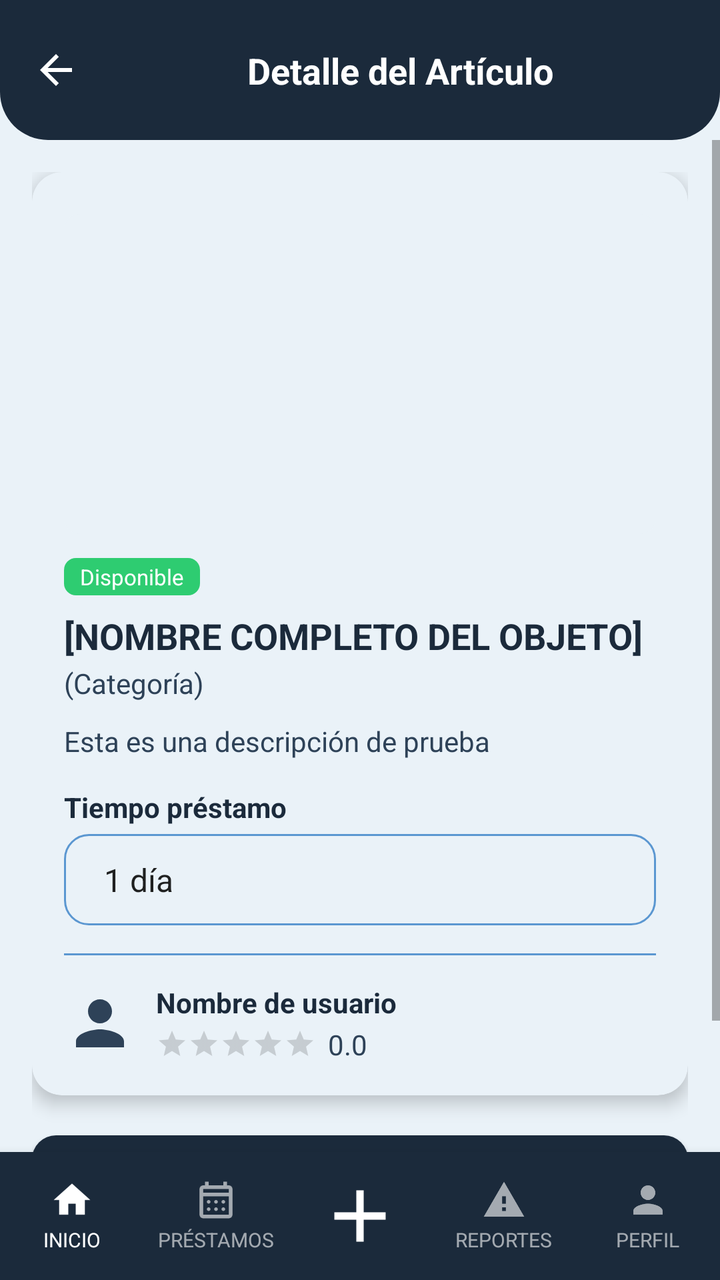
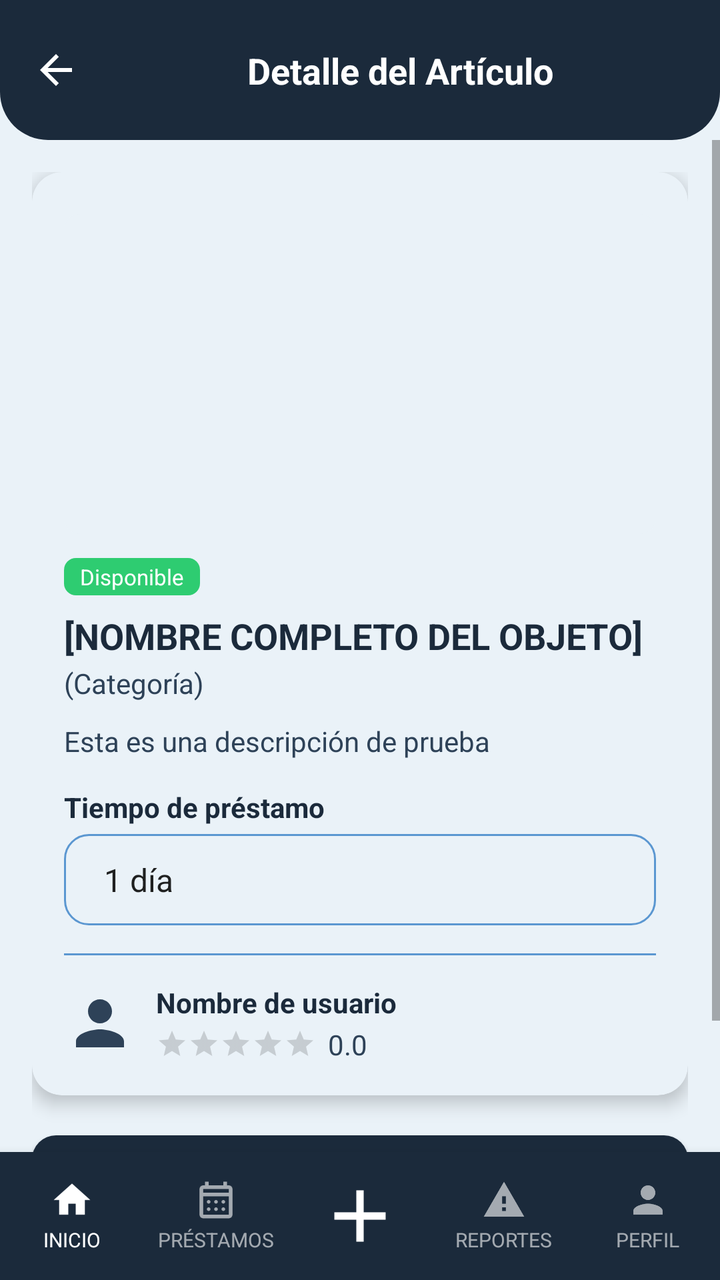

Two renders of the same Android screen: before a commit and after it. Below are the layout's source before the change and the commit's diff.
<!-- AndroidManifest.xml: application theme Theme.YipShare -->
<!-- res/layout/activity_detalle_articulo.xml -->
<?xml version="1.0" encoding="utf-8"?>
<androidx.constraintlayout.widget.ConstraintLayout
    xmlns:android="http://schemas.android.com/apk/res/android"
    xmlns:app="http://schemas.android.com/apk/res-auto"
    xmlns:tools="http://schemas.android.com/tools"
    android:id="@+id/main"
    android:layout_width="match_parent"
    android:layout_height="match_parent"
    android:background="@color/fondo_pantalla">

    <View
        android:id="@+id/bg_header"
        android:layout_width="0dp"
        android:layout_height="0dp"
        android:background="@drawable/bg_header"
        app:layout_constraintTop_toTopOf="parent"
        app:layout_constraintStart_toStartOf="parent"
        app:layout_constraintEnd_toEndOf="parent"
        app:layout_constraintBottom_toBottomOf="@id/guideline_header"/>

    <androidx.constraintlayout.widget.Guideline
        android:id="@+id/guideline_header"
        android:layout_width="wrap_content"
        android:layout_height="wrap_content"
        android:orientation="horizontal"
        app:layout_constraintGuide_begin="70dp" />

    <ImageView
        android:id="@+id/btn_regresar"
        android:layout_width="24dp"
        android:layout_height="24dp"
        android:src="@drawable/ic_arrow_back"
        app:tint="@android:color/white"
        android:contentDescription="@string/btnRegresar"
        android:clickable="true"
        android:focusable="true"
        android:background="?attr/selectableItemBackgroundBorderless"
        android:layout_marginStart="16dp"
        app:layout_constraintTop_toTopOf="@id/bg_header"
        app:layout_constraintBottom_toBottomOf="@id/bg_header"
        app:layout_constraintStart_toStartOf="parent" />

    <TextView
        android:id="@+id/tv_titulo_pantalla"
        android:layout_width="0dp"
        android:layout_height="wrap_content"
        android:text="@string/DA_tv_titulo_pantalla"
        android:textAlignment="center"
        android:textColor="@android:color/white"
        android:textStyle="bold"
        android:textSize="18sp"
        android:gravity="center"
        app:layout_constraintTop_toTopOf="@id/bg_header"
        app:layout_constraintBottom_toBottomOf="@id/bg_header"
        app:layout_constraintStart_toEndOf="@id/btn_regresar"
        app:layout_constraintEnd_toEndOf="parent" />

    <ScrollView
        android:id="@+id/scrollView_detalleArticulo"
        android:layout_width="0dp"
        android:layout_height="0dp"
        app:layout_constraintTop_toBottomOf="@id/guideline_header"
        app:layout_constraintStart_toStartOf="parent"
        app:layout_constraintEnd_toEndOf="parent"
        app:layout_constraintBottom_toTopOf="@id/bottom_nav">

        <androidx.constraintlayout.widget.ConstraintLayout
            android:layout_width="match_parent"
            android:layout_height="wrap_content"
            android:padding="16dp">

            <androidx.cardview.widget.CardView
                android:id="@+id/card_articulo"
                android:layout_width="0dp"
                android:layout_height="wrap_content"
                app:cardCornerRadius="15dp"
                app:cardElevation="5dp"
                app:cardBackgroundColor="@color/color_tarjeta"
                app:layout_constraintTop_toTopOf="parent"
                app:layout_constraintStart_toStartOf="parent"
                app:layout_constraintEnd_toEndOf="parent">

                <LinearLayout
                    android:layout_width="match_parent"
                    android:layout_height="wrap_content"
                    android:orientation="vertical"
                    android:padding="16dp">
                    <Button
                        android:id="@+id/eliminar_articulo"
                        style="@style/ButtonSecundary"
                        android:layout_width="match_parent"
                        android:layout_height="20dp"
                        android:textAlignment="center"
                        android:layout_marginTop="16dp"
                        android:layout_marginBottom="16dp"
                        android:text="@string/eliminar_articulo"
                        android:layout_marginStart="16dp"
                        android:layout_marginEnd="16dp"
                        android:visibility="gone"/>

                    <View
                        android:id="@+id/iv_imagen_articulo"
                        android:layout_width="match_parent"
                        android:layout_height="160dp"
                        android:layout_marginTop="5dp"
                        android:background="@drawable/bg_placeholder_imagen" />

                    <TextView
                        android:id="@+id/tv_estado_articulo"
                        android:layout_width="wrap_content"
                        android:layout_height="wrap_content"
                        android:layout_marginTop="12dp"
                        android:background="@drawable/bg_badge_disponible"
                        android:paddingStart="8dp"
                        android:paddingEnd="8dp"
                        android:paddingTop="2dp"
                        android:paddingBottom="2dp"
                        android:text="@string/tv_estado_articulo"
                        android:textColor="@android:color/white"
                        android:textSize="11sp" />

                    <TextView
                        android:id="@+id/tv_nombre_articulo"
                        style="@style/TextTitle"
                        android:layout_width="wrap_content"
                        android:layout_height="wrap_content"
                        android:layout_marginTop="8dp"
                        android:text="@string/tv_nombre_articulo" />

                    <TextView
                        android:id="@+id/tv_categoria"
                        style="@style/TextBody"
                        android:layout_width="wrap_content"
                        android:layout_height="wrap_content"
                        android:layout_marginTop="2dp"
                        android:text="@string/tv_categoria" />

                    <TextView
                        android:id="@+id/tv_descripcion"
                        style="@style/TextBody"
                        android:layout_width="match_parent"
                        android:layout_height="wrap_content"
                        android:layout_marginTop="10dp"
                        android:lineSpacingExtra="2dp"
                        android:text="@string/tv_descripcion" />
                    <TextView
                        style="@style/TextTitle"
                        android:layout_width="wrap_content"
                        android:layout_height="wrap_content"
                        android:layout_marginTop="14dp"
                        android:textSize="14sp"
                        android:text="Tiempo préstamo" />
                    <Spinner
                        android:id="@+id/sp_estado_fisico"
                        android:layout_width="match_parent"
                        android:layout_height="wrap_content"
                        android:layout_marginTop="4dp"
                        android:background="@drawable/bg_input"
                        android:padding="12dp"
                        android:entries="@array/tiempo_prestamo"
                        android:spinnerMode="dropdown" />

                    <View
                        android:id="@+id/view_linea"
                        android:layout_width="match_parent"
                        android:layout_height="1dp"
                        android:layout_marginTop="14dp"
                        android:background="@color/input_stroke" />

                    <LinearLayout
                        android:id="@+id/layout_prestamista"
                        android:layout_width="match_parent"
                        android:layout_height="wrap_content"
                        android:orientation="horizontal"
                        android:gravity="center_vertical"
                        android:layout_marginTop="14dp">

                        <ImageView
                            android:id="@+id/iv_prestamista"
                            android:layout_width="36dp"
                            android:layout_height="36dp"
                            android:src="@drawable/ic_person"
                            app:tint="@color/texto_secundario"
                            android:contentDescription="@null" />

                        <LinearLayout
                            android:id="@+id/layout_prestamista_info"
                            android:layout_width="wrap_content"
                            android:layout_height="wrap_content"
                            android:orientation="vertical"
                            android:layout_marginStart="10dp">

                            <TextView
                                android:id="@+id/tv_prestamista"
                                style="@style/TextTitle"
                                android:layout_width="wrap_content"
                                android:layout_height="wrap_content"
                                android:textSize="14sp"
                                android:text="@string/tv_prestamista" />

                            <LinearLayout
                                android:id="@+id/layout_calificacion"
                                android:layout_width="wrap_content"
                                android:layout_height="wrap_content"
                                android:orientation="horizontal"
                                android:gravity="center_vertical"
                                android:layout_marginTop="2dp">

                                <RatingBar
                                    android:id="@+id/rb_calificacion"
                                    style="@style/Widget.AppCompat.RatingBar.Small"
                                    android:layout_width="wrap_content"
                                    android:layout_height="wrap_content"
                                    android:numStars="5"
                                    android:stepSize="0.5"
                                    android:isIndicator="true"
                                    android:progressTint="@color/azul_yipshare"
                                    tools:rating="0" />

                                <TextView
                                    android:id="@+id/tv_calificacion_numero"
                                    style="@style/TextBody"
                                    android:layout_width="wrap_content"
                                    android:layout_height="wrap_content"
                                    android:layout_marginStart="6dp"
                                    android:text="@string/tv_calificacion_numero" />

                            </LinearLayout>

                        </LinearLayout>

                    </LinearLayout>

                </LinearLayout>

            </androidx.cardview.widget.CardView>

            <Button
                android:id="@+id/btn_accion_articulo"
                style="@style/ButtonPrimary"
                android:layout_width="0dp"
                android:layout_height="52dp"
                android:text="@string/btn_accion_articulo"
                android:layout_marginTop="20dp"
                android:layout_marginBottom="16dp"
                app:layout_constraintTop_toBottomOf="@id/card_articulo"
                app:layout_constraintStart_toStartOf="parent"
                app:layout_constraintEnd_toEndOf="parent"
                app:layout_constraintBottom_toBottomOf="parent" />
        </androidx.constraintlayout.widget.ConstraintLayout>

    </ScrollView>

    <LinearLayout
        android:id="@+id/bottom_nav"
        android:layout_width="0dp"
        android:layout_height="64dp"
        android:orientation="horizontal"
        android:weightSum="5"
        android:background="@color/azul_yipshare"
        android:elevation="8dp"
        app:layout_constraintBottom_toBottomOf="parent"
        app:layout_constraintStart_toStartOf="parent"
        app:layout_constraintEnd_toEndOf="parent">

        <LinearLayout
            android:id="@+id/nav_inicio"
            android:layout_width="0dp"
            android:layout_height="match_parent"
            android:layout_weight="1"
            android:orientation="vertical"
            android:gravity="center"
            android:clickable="true"
            android:focusable="true"
            android:background="?attr/selectableItemBackgroundBorderless">

            <ImageView
                android:id="@+id/imageView_inicio"
                android:layout_width="22dp"
                android:layout_height="22dp"
                android:src="@drawable/ic_house_princial"
                app:tint="@android:color/white"
                android:contentDescription="@string/imageView_inicio" />

            <TextView
                android:id="@+id/textView_inicio"
                android:layout_width="wrap_content"
                android:layout_height="wrap_content"
                android:text="@string/textView_inicio"
                android:textColor="@android:color/white"
                android:textSize="10sp"
                android:layout_marginTop="2dp" />
        </LinearLayout>

        <LinearLayout
            android:id="@+id/nav_prestamos"
            android:layout_width="0dp"
            android:layout_height="match_parent"
            android:layout_weight="1"
            android:orientation="vertical"
            android:gravity="center"
            android:clickable="true"
            android:focusable="true"
            android:background="?attr/selectableItemBackgroundBorderless">

            <ImageView
                android:id="@+id/imageView_prestamos"
                android:layout_width="22dp"
                android:layout_height="22dp"
                android:src="@drawable/ic_calendar_month"
                app:tint="#99FFFFFF"
                android:contentDescription="@string/imageView_prestamos" />

            <TextView
                android:id="@+id/textView_prestamos"
                android:layout_width="wrap_content"
                android:layout_height="wrap_content"
                android:text="@string/textView_prestamos"
                android:textColor="#99FFFFFF"
                android:textSize="10sp"
                android:layout_marginTop="2dp" />
        </LinearLayout>

        <LinearLayout
            android:id="@+id/nav_agregar"
            android:layout_width="0dp"
            android:layout_height="match_parent"
            android:layout_weight="1"
            android:orientation="vertical"
            android:gravity="center"
            android:clickable="true"
            android:focusable="true"
            android:background="?attr/selectableItemBackgroundBorderless">

            <ImageView
                android:id="@+id/imageView_agregar"
                android:layout_width="44dp"
                android:layout_height="44dp"
                android:src="@drawable/ic_plus_icon"
                app:tint="@android:color/white"
                android:contentDescription="@string/imageView_agregar" />
        </LinearLayout>

        <LinearLayout
            android:id="@+id/nav_reportes"
            android:layout_width="0dp"
            android:layout_height="match_parent"
            android:layout_weight="1"
            android:orientation="vertical"
            android:gravity="center"
            android:clickable="true"
            android:focusable="true"
            android:background="?attr/selectableItemBackgroundBorderless">

            <ImageView
                android:id="@+id/imageView_reportes"
                android:layout_width="22dp"
                android:layout_height="22dp"
                android:src="@drawable/ic_warning"
                app:tint="#99FFFFFF"
                android:contentDescription="@string/imageView_reportes" />

            <TextView
                android:id="@+id/textView_reportes"
                android:layout_width="wrap_content"
                android:layout_height="wrap_content"
                android:text="@string/textView_reportes"
                android:textColor="#99FFFFFF"
                android:textSize="10sp"
                android:layout_marginTop="2dp" />
        </LinearLayout>

        <LinearLayout
            android:id="@+id/nav_perfil"
            android:layout_width="0dp"
            android:layout_height="match_parent"
            android:layout_weight="1"
            android:orientation="vertical"
            android:gravity="center"
            android:clickable="true"
            android:focusable="true"
            android:background="?attr/selectableItemBackgroundBorderless">

            <ImageView
                android:id="@+id/imageView_perfil"
                android:layout_width="22dp"
                android:layout_height="22dp"
                android:src="@drawable/ic_person"
                app:tint="#99FFFFFF"
                android:contentDescription="@string/imageView_perfil" />

            <TextView
                android:id="@+id/textView_perfil"
                android:layout_width="wrap_content"
                android:layout_height="wrap_content"
                android:text="@string/textView_perfil"
                android:textColor="#99FFFFFF"
                android:textSize="10sp"
                android:layout_marginTop="2dp" />
        </LinearLayout>

    </LinearLayout>

</androidx.constraintlayout.widget.ConstraintLayout>
<!-- resources referenced by this layout -->
<resources>
  <string-array name="tiempo_prestamo">
          <item>1 día</item>
          <item>2 días</item>
          <item>3 días</item>
          <item>1 semana</item>
          <item>2 semanas</item>
          <item>1 mes</item>
      </string-array>
  <color name="azul_yipshare">#1B2A3B</color>
  <color name="color_tarjeta">#EAF2F8</color>
  <color name="fondo_pantalla">#EAF2F8</color>
  <color name="input_stroke">#5B97D1</color>
  <color name="texto_secundario">#2E4258</color>
  <!-- drawable bg_badge_disponible (drawable) -->
  <?xml version="1.0" encoding="utf-8"?>
  <shape xmlns:android="http://schemas.android.com/apk/res/android"
      android:shape="rectangle">
      <solid android:color="#2ECC71" />
      <corners android:radius="6dp" />
  </shape>
  <!-- drawable bg_header (drawable) -->
  <?xml version="1.0" encoding="utf-8"?>
  <shape xmlns:android="http://schemas.android.com/apk/res/android"
      android:shape="rectangle">
      <solid android:color="@color/azul_yipshare" />
      <corners
          android:bottomLeftRadius="24dp"
          android:bottomRightRadius="24dp" />
  </shape>
  <!-- drawable bg_placeholder_imagen (drawable) -->
  <?xml version="1.0" encoding="utf-8"?>
  <shape xmlns:android="http://schemas.android.com/apk/res/android"
      android:shape="rectangle">
      <solid android:color="@color/input_fondo" />
      <corners android:radius="8dp" />
  </shape>
  <!-- drawable ic_house_princial (drawable) -->
  <vector xmlns:android="http://schemas.android.com/apk/res/android"
      android:width="24dp"
      android:height="24dp"
      android:viewportWidth="24"
      android:viewportHeight="24">
      <path
          android:fillColor="@android:color/white"
          android:pathData="M10,20v-6h4v6h5v-8h3L12,3 2,12h3v8z"/>
  </vector>
  <string name="DA_tv_titulo_pantalla">Detalle del Artículo</string>
  <string name="btnRegresar">Regresar</string>
  <string name="btn_accion_articulo">Solicitar Artículo</string>
  <string name="eliminar_articulo">Eliminar Artículo</string>
  <string name="imageView_agregar">Agregar</string>
  <string name="imageView_inicio">Inicio</string>
  <string name="imageView_perfil">Perfil</string>
  <string name="imageView_prestamos">Préstamos</string>
  <string name="imageView_reportes">Reportes</string>
  <string name="textView_inicio">INICIO</string>
  <string name="textView_perfil">PERFIL</string>
  <string name="textView_prestamos">PRÉSTAMOS</string>
  <string name="textView_reportes">REPORTES</string>
  <string name="tv_calificacion_numero">0.0</string>
  <string name="tv_categoria">(Categoría)</string>
  <string name="tv_descripcion">Esta es una descripción de prueba</string>
  <string name="tv_estado_articulo">Disponible</string>
  <string name="tv_nombre_articulo">[NOMBRE COMPLETO DEL OBJETO]</string>
  <string name="tv_prestamista">Nombre de usuario</string>
  <style name="TextBody">
          <item name="android:textColor">@color/texto_secundario</item>
          <item name="android:textSize">14sp</item>
      </style>
  <style name="TextTitle">
          <item name="android:textColor">@color/azul_yipshare</item>
          <item name="android:textSize">18sp</item>
          <item name="android:textStyle">bold</item>
      </style>
  <style name="Theme.YipShare" parent="Theme.AppCompat.DayNight.NoActionBar">
          <item name="android:windowBackground">@color/fondo_pantalla</item>
      </style>
  <color name="input_fondo">#EAF2F8</color>
  <!-- drawable bg_button_primary (drawable) -->
  <?xml version="1.0" encoding="utf-8"?>
  <shape xmlns:android="http://schemas.android.com/apk/res/android"
      android:shape="rectangle">
      <solid android:color="@color/azul_yipshare" />
      <corners android:radius="12dp" />
  </shape>
  <!-- drawable bg_button_secundary (drawable) -->
  <?xml version="1.0" encoding="utf-8"?>
  <shape xmlns:android="http://schemas.android.com/apk/res/android"
      android:shape="rectangle">
      <solid android:color="@color/input_stroke" />
      <corners android:radius="12dp" />
  </shape>
  <!-- unchanged entries left out for length: 8 -->
</resources>

<!-- the commit's change to res/layout/activity_detalle_articulo.xml (unified diff, before → after) -->
@@ -149,7 +149,7 @@
                         android:layout_height="wrap_content"
                         android:layout_marginTop="14dp"
                         android:textSize="14sp"
-                        android:text="Tiempo préstamo" />
+                        android:text="@string/tv_tiempo_prestamo" />
                     <Spinner
                         android:id="@+id/sp_estado_fisico"
                         android:layout_width="match_parent"
@@ -223,7 +223,7 @@
                                     android:layout_width="wrap_content"
                                     android:layout_height="wrap_content"
                                     android:layout_marginStart="6dp"
-                                    android:text="@string/tv_calificacion_numero" />
+                                    android:text="0.0" />
 
                             </LinearLayout>
 
<!-- resource entries referenced after the edit -->
@@ -59,12 +59,12 @@
   <string name="textView_perfil">PERFIL</string>
   <string name="textView_prestamos">PRÉSTAMOS</string>
   <string name="textView_reportes">REPORTES</string>
-  <string name="tv_calificacion_numero">0.0</string>
   <string name="tv_categoria">(Categoría)</string>
   <string name="tv_descripcion">Esta es una descripción de prueba</string>
   <string name="tv_estado_articulo">Disponible</string>
   <string name="tv_nombre_articulo">[NOMBRE COMPLETO DEL OBJETO]</string>
   <string name="tv_prestamista">Nombre de usuario</string>
+  <string name="tv_tiempo_prestamo">Tiempo de préstamo</string>
   <style name="TextBody">
           <item name="android:textColor">@color/texto_secundario</item>
           <item name="android:textSize">14sp</item>
